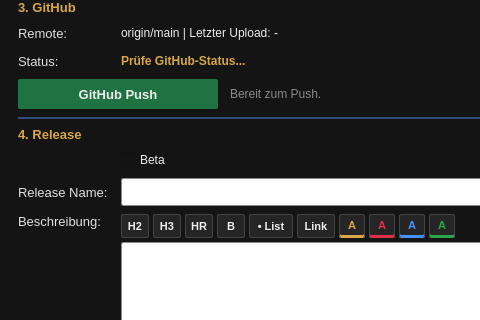
First picture: the form in Release/Build_Release.ui, repository Looking4Git/Starfield_LOH, before the edit; both pictures show x 0 to 480 and y 351 to 671 of the 760 by 980 pixel window.
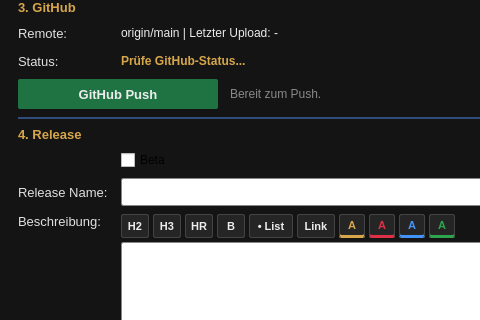
Second picture: the form after the edit.

What changed in the file:
```diff
--- a/Release/Build_Release.ui
+++ b/Release/Build_Release.ui
@@ -14,7 +14,7 @@
    <string>Starfield LOH - Release &amp; Version Manager</string>
   </property>
   <property name="styleSheet">
-   <string notr="true">background-color: #141414; color: #ECECEC;</string>
+   <string notr="true">QWidget#BuildReleaseWindow { background-color: #141414; color: #ECECEC; }</string>
   </property>
   <layout class="QVBoxLayout" name="main_layout">
    <property name="spacing">
```
Left out of the diff: 4 changed lines with no effect on the pictures.
